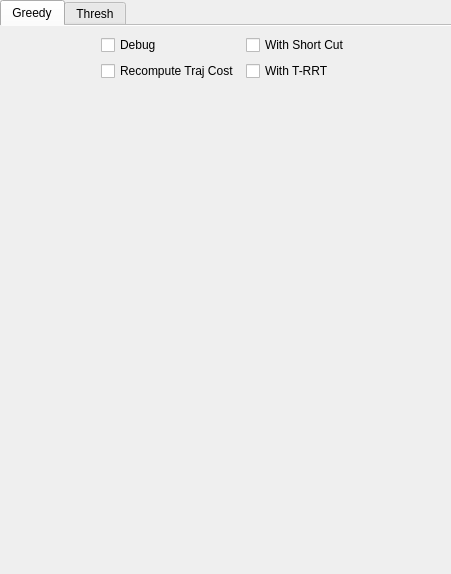
First picture: the form in src/move3d-qt-gui-libs/src/qtMainInterface/sideWidgets/qtUtil.ui, repository jmainpri/move3d-studio, before the edit.
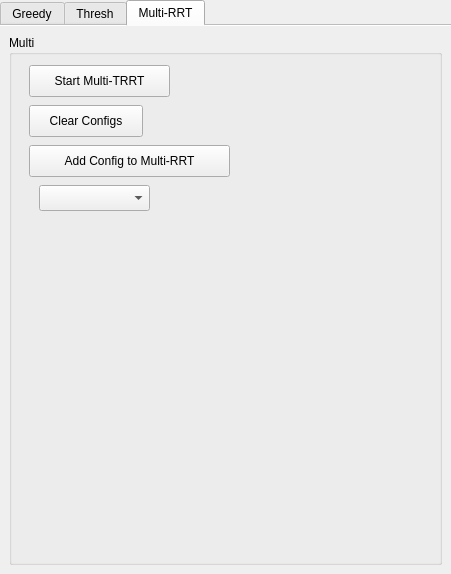
Second picture: the form after the edit.

Diff of the .ui file:
```diff
--- a/src/move3d-qt-gui-libs/src/qtMainInterface/sideWidgets/qtUtil.ui
+++ b/src/move3d-qt-gui-libs/src/qtMainInterface/sideWidgets/qtUtil.ui
@@ -20,7 +20,7 @@
    <item>
     <widget class="QTabWidget" name="tabWidgetUtil">
      <property name="currentIndex">
-      <number>0</number>
+      <number>2</number>
      </property>
      <property name="documentMode">
       <bool>true</bool>
@@ -207,6 +207,69 @@
        </item>
       </layout>
      </widget>
+     <widget class="QWidget" name="tab">
+      <attribute name="title">
+       <string>Multi-RRT</string>
+      </attribute>
+      <layout class="QVBoxLayout" name="verticalLayout_4">
+       <item>
+        <widget class="QGroupBox" name="groupBox_2">
+         <property name="title">
+          <string>Multi</string>
+         </property>
+         <widget class="QPushButton" name="pushButtonAddConfiguration">
+          <property name="geometry">
+           <rect>
+            <x>20</x>
+            <y>110</y>
+            <width>201</width>
+            <height>32</height>
+           </rect>
+          </property>
+          <property name="text">
+           <string>Add Config to Multi-RRT</string>
+          </property>
+         </widget>
+         <widget class="QComboBox" name="comboBoxConfig">
+          <property name="geometry">
+           <rect>
+            <x>30</x>
+            <y>150</y>
+            <width>111</width>
+            <height>26</height>
+           </rect>
+          </property>
+         </widget>
+         <widget class="QPushButton" name="pushButtonStartTRRT">
+          <property name="geometry">
+           <rect>
+            <x>20</x>
+            <y>30</y>
+            <width>141</width>
+            <height>32</height>
+           </rect>
+          </property>
+          <property name="text">
+           <string>Start Multi-TRRT</string>
+          </property>
+         </widget>
+         <widget class="QPushButton" name="pushButton_2">
+          <property name="geometry">
+           <rect>
+            <x>20</x>
+            <y>70</y>
+            <width>114</width>
+            <height>32</height>
+           </rect>
+          </property>
+          <property name="text">
+           <string>Clear Configs</string>
+          </property>
+         </widget>
+        </widget>
+       </item>
+      </layout>
+     </widget>
     </widget>
    </item>
   </layout>
```
Left out of the diff: 7 changed lines with no effect on the pictures.
